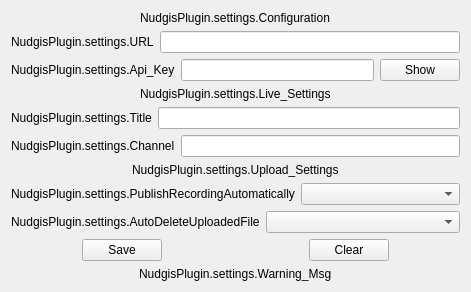
Before: the Qt Designer form src/settings.ui in UbiCastTeam/nudgis-obs-plugin, drawn with Qt 5.
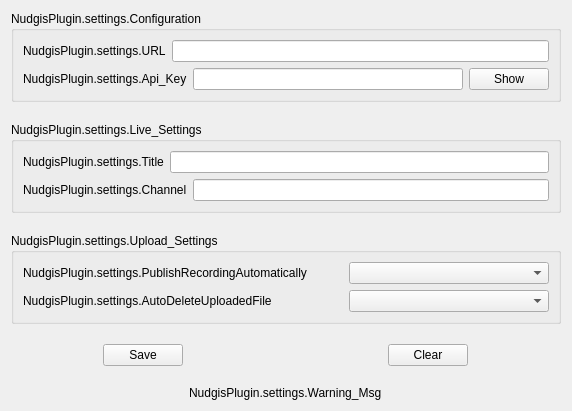
After: the same form once the commit is applied.

```diff
--- a/src/settings.ui
+++ b/src/settings.ui
@@ -6,35 +6,33 @@
    <rect>
     <x>0</x>
     <y>0</y>
-    <width>396</width>
-    <height>340</height>
+    <width>506</width>
+    <height>478</height>
    </rect>
   </property>
   <property name="windowTitle">
    <string>NudgisPlugin.settings.WindowTitle</string>
   </property>
   <layout class="QVBoxLayout" name="verticalLayout_settings">
+   <property name="spacing">
+    <number>20</number>
+   </property>
    <property name="sizeConstraint">
     <enum>QLayout::SetFixedSize</enum>
    </property>
    <item>
-    <layout class="QHBoxLayout" name="horizontalLayout_configuration">
-     <item alignment="Qt::AlignHCenter">
-      <widget class="QLabel" name="label_configuration">
-       <property name="text">
+    <widget class="QGroupBox" name="groupBox_configuration">
+     <property name="title">
         <string>NudgisPlugin.settings.Configuration</string>
        </property>
-      </widget>
-     </item>
-    </layout>
-   </item>
+     <layout class="QVBoxLayout" name="verticalLayout_2">
    <item>
     <layout class="QHBoxLayout" name="horizontalLayout_url">
      <item>
       <widget class="QLabel" name="label_url">
        <property name="minimumSize">
         <size>
-         <width>70</width>
+            <width>100</width>
          <height>0</height>
         </size>
        </property>
@@ -67,7 +65,7 @@
       <widget class="QLabel" name="label_api_key">
        <property name="minimumSize">
         <size>
-         <width>70</width>
+            <width>100</width>
          <height>0</height>
         </size>
        </property>
@@ -78,6 +76,12 @@
      </item>
      <item>
       <widget class="QLineEdit" name="api_key">
+          <property name="minimumSize">
+           <size>
+            <width>270</width>
+            <height>0</height>
+           </size>
+          </property>
        <property name="toolTip">
         <string>NudgisPlugin.settings.Api_Key.toolTip</string>
        </property>
@@ -101,24 +105,22 @@
      </item>
     </layout>
    </item>
+     </layout>
+    </widget>
+   </item>
    <item>
-    <layout class="QHBoxLayout" name="horizontalLayout_live_setting">
-     <item alignment="Qt::AlignHCenter">
-      <widget class="QLabel" name="label_live_setting">
-       <property name="text">
+    <widget class="QGroupBox" name="groupBox_live_setting">
+     <property name="title">
         <string>NudgisPlugin.settings.Live_Settings</string>
        </property>
-      </widget>
-     </item>
-    </layout>
-   </item>
+     <layout class="QVBoxLayout" name="verticalLayout">
    <item>
     <layout class="QHBoxLayout" name="horizontalLayout_title">
      <item>
       <widget class="QLabel" name="label_title">
        <property name="minimumSize">
         <size>
-         <width>70</width>
+            <width>100</width>
          <height>0</height>
         </size>
        </property>
@@ -145,7 +147,7 @@
       <widget class="QLabel" name="label_channel">
        <property name="minimumSize">
         <size>
-         <width>70</width>
+            <width>100</width>
          <height>0</height>
         </size>
        </property>
@@ -166,24 +168,22 @@
      </item>
     </layout>
    </item>
+     </layout>
+    </widget>
+   </item>
    <item>
-    <layout class="QHBoxLayout" name="horizontalLayout_upload_setting">
-     <item alignment="Qt::AlignHCenter">
-      <widget class="QLabel" name="label_upload_setting">
-       <property name="text">
+    <widget class="QGroupBox" name="groupBox_upload_setting">
+     <property name="title">
         <string>NudgisPlugin.settings.Upload_Settings</string>
        </property>
-      </widget>
-     </item>
-    </layout>
-   </item>
+     <layout class="QVBoxLayout" name="verticalLayout_3">
    <item>
     <layout class="QHBoxLayout" name="horizontalLayout_publish_recording_automatically">
      <item>
       <widget class="QLabel" name="label_publish_recording_automatically">
        <property name="minimumSize">
         <size>
-         <width>70</width>
+            <width>320</width>
          <height>0</height>
         </size>
        </property>
@@ -207,7 +207,7 @@
       <widget class="QLabel" name="label_auto_delete_uploaded_file">
        <property name="minimumSize">
         <size>
-         <width>70</width>
+            <width>320</width>
          <height>0</height>
         </size>
        </property>
@@ -225,6 +225,9 @@
      </item>
     </layout>
    </item>
+     </layout>
+    </widget>
+   </item>
    <item>
     <layout class="QHBoxLayout" name="horizontalLayout_btn">
      <item alignment="Qt::AlignHCenter">
@@ -256,6 +259,9 @@
        <property name="text">
         <string>NudgisPlugin.settings.Warning_Msg</string>
        </property>
+       <property name="alignment">
+        <set>Qt::AlignJustify|Qt::AlignVCenter</set>
+       </property>
        <property name="wordWrap">
         <bool>true</bool>
        </property>
```
Left out of the diff: 3 changed lines with no effect on the pictures. Lines whose indentation alone changed are shown as unchanged.
